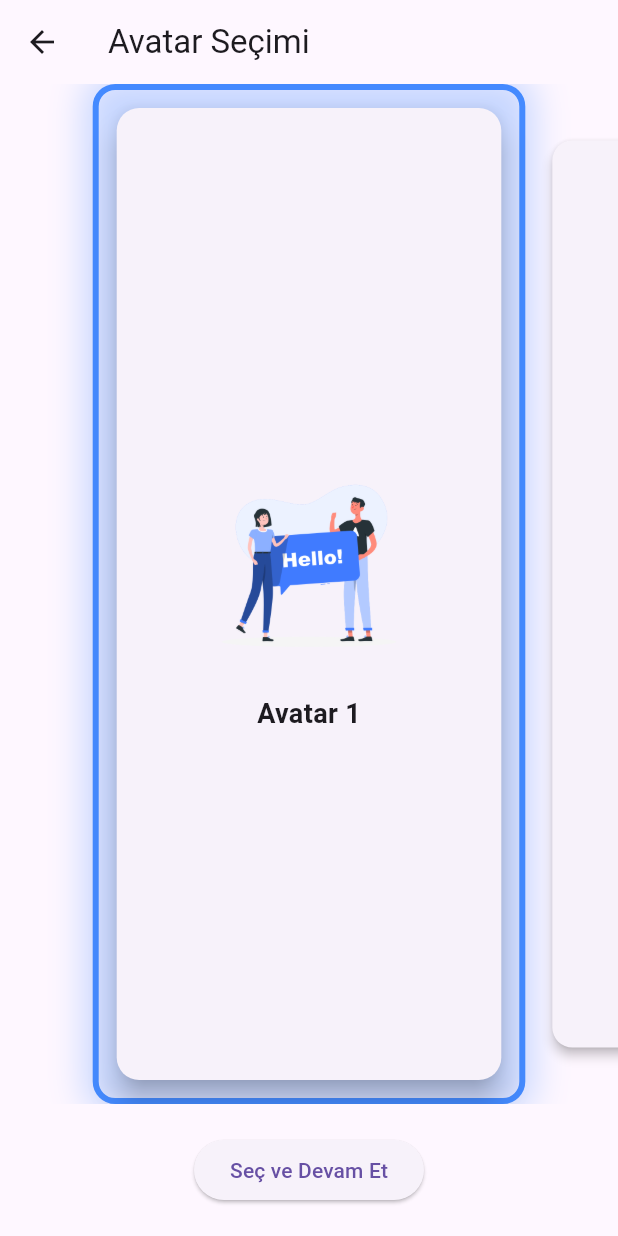
After one commit to elifnurdemir/hi_kod_5proje, a Flutter app: the AvatarSelectionScreen screen opened directly, on a phone screen of 412 x 824 dp. The commit adds this screen. Run offline on Flutter 3.47's test engine with Material 3 defaults, Android fonts, the light colour scheme and no system bars; drawn by our look-alikes of card_swiper; our stand-ins replace confetti, get, get_storage, smooth_page_indicator; missing offline and left inert: bottom_picker; accounts and stored records are empty.

Commit message:
profile setup base structure w/o clean code

```diff
--- a/lib/features/onboarding/presentation/screens/onboarding.dart
+++ b/lib/features/onboarding/presentation/screens/onboarding_screen.dart
@@ -1,6 +1,6 @@
 import 'package:flutter/material.dart';
 import 'package:get/get.dart';
-import 'package:hi_kod_5proje/features/onboarding/presentation/controllers/onboarding_controller.dart';
+import 'package:hi_kod_5proje/features/onboarding/controllers/onboarding_controller.dart';
 import 'package:hi_kod_5proje/features/onboarding/presentation/widgets/onboarding_dot_navigation.dart';
 import 'package:hi_kod_5proje/features/onboarding/presentation/widgets/onboarding_next_button.dart';
 import 'package:hi_kod_5proje/features/onboarding/presentation/widgets/onboarding_page.dart';
--- a/lib/features/onboarding/presentation/widgets/onboarding_dot_navigation.dart
+++ b/lib/features/onboarding/presentation/widgets/onboarding_dot_navigation.dart
@@ -1,5 +1,5 @@
 import 'package:flutter/material.dart';
-import 'package:hi_kod_5proje/features/onboarding/presentation/controllers/onboarding_controller.dart';
+import 'package:hi_kod_5proje/features/onboarding/controllers/onboarding_controller.dart';
 import 'package:hi_kod_5proje/utils/constants/sizes.dart';
 import 'package:hi_kod_5proje/utils/device/device_utility.dart';
 import 'package:smooth_page_indicator/smooth_page_indicator.dart';
--- a/lib/features/onboarding/presentation/widgets/onboarding_next_button.dart
+++ b/lib/features/onboarding/presentation/widgets/onboarding_next_button.dart
@@ -1,5 +1,5 @@
 import 'package:flutter/material.dart';
-import 'package:hi_kod_5proje/features/onboarding/presentation/controllers/onboarding_controller.dart';
+import 'package:hi_kod_5proje/features/onboarding/controllers/onboarding_controller.dart';
 import 'package:hi_kod_5proje/utils/constants/sizes.dart';
 import 'package:hi_kod_5proje/utils/device/device_utility.dart';
 
--- a/lib/features/onboarding/presentation/widgets/onboarding_skip.dart
+++ b/lib/features/onboarding/presentation/widgets/onboarding_skip.dart
@@ -1,5 +1,5 @@
 import 'package:flutter/material.dart';
-import 'package:hi_kod_5proje/features/onboarding/presentation/controllers/onboarding_controller.dart';
+import 'package:hi_kod_5proje/features/onboarding/controllers/onboarding_controller.dart';
 import 'package:hi_kod_5proje/utils/constants/sizes.dart';
 import 'package:hi_kod_5proje/utils/device/device_utility.dart';
 
--- /dev/null
+++ b/lib/features/profile_setup/data/models/user_profile.dart
@@ -0,0 +1,29 @@
+class UserProfile {
+  String firstName;
+  String lastName;
+  int age;
+  String avatarUrl;
+
+  UserProfile({
+    required this.firstName,
+    required this.lastName,
+    required this.age,
+    required this.avatarUrl,
+  });
+
+  Map<String, dynamic> toJson() => {
+        "firstName": firstName,
+        "lastName": lastName,
+        "age": age,
+        "avatarUrl": avatarUrl,
+      };
+
+  factory UserProfile.fromJson(Map<String, dynamic> json) {
+    return UserProfile(
+      firstName: json["firstName"] ?? "",
+      lastName: json["lastName"] ?? "",
+      age: json["age"] ?? 0,
+      avatarUrl: json["avatarUrl"] ?? "",
+    );
+  }
+}
--- /dev/null
+++ b/lib/features/profile_setup/presentation/screens/avatar_selection_screen.dart
@@ -0,0 +1,93 @@
+import 'package:card_swiper/card_swiper.dart';
+import 'package:flutter/material.dart';
+import 'package:get/get.dart';
+import 'package:hi_kod_5proje/features/profile_setup/controllers/profile_setup_controller.dart';
+import 'package:hi_kod_5proje/features/profile_setup/presentation/screens/profile_test.dart';
+
+class AvatarSelectionScreen extends StatefulWidget {
+  @override
+  _AvatarSelectionScreenState createState() => _AvatarSelectionScreenState();
+}
+
+class _AvatarSelectionScreenState extends State<AvatarSelectionScreen> {
+  final ProfileSetupController controller = Get.find();
+  final List<String> avatars = [
+    "assets/images/onboarding_images/onboarding_1.png",
+    "assets/images/onboarding_images/avatar2.png",
+    "assets/images/onboarding_images/avatar3.png",
+    "assets/images/onboarding_images/avatar4.png"
+  ];
+
+  int selectedIndex = 0; // Seçili avatarın indexi
+
+  @override
+  Widget build(BuildContext context) {
+    return Scaffold(
+      appBar: AppBar(title: Text("Avatar Seçimi")),
+      body: Column(
+        mainAxisAlignment: MainAxisAlignment.center,
+        children: [
+          Expanded(
+            child: Swiper(
+              itemCount: avatars.length,
+              itemBuilder: (context, index) {
+                bool isSelected = index == selectedIndex;
+
+                return AnimatedContainer(
+                  duration: Duration(milliseconds: 300),
+                  padding: EdgeInsets.all(isSelected ? 8.0 : 0.0),
+                  decoration: BoxDecoration(
+                    border: Border.all(
+                      color: isSelected ? Colors.blueAccent : Colors.transparent,
+                      width: isSelected ? 4.0 : 0.0,
+                    ),
+                    boxShadow: isSelected
+                        ? [
+                            BoxShadow(
+                              color: Colors.blueAccent.withOpacity(0.3),
+                              blurRadius: 20,
+                              spreadRadius: 5,
+                            ),
+                          ]
+                        : [],
+                    borderRadius: BorderRadius.circular(15),
+                  ),
+                  child: Card(
+                    elevation: isSelected ? 8 : 3,
+                    shape: RoundedRectangleBorder(borderRadius: BorderRadius.circular(15)),
+                    child: Column(
+                      mainAxisAlignment: MainAxisAlignment.center,
+                      children: [
+                        Image.asset(avatars[index], height: 150),
+                        SizedBox(height: 10),
+                        Text("Avatar ${index + 1}", style: TextStyle(fontSize: 18, fontWeight: FontWeight.bold)),
+                      ],
+                    ),
+                  ),
+                );
+              },
+              viewportFraction: 0.7,
+              scale: 0.9,
+              loop: false,
+              onIndexChanged: (index) {
+                setState(() {
+                  selectedIndex = index;
+                });
+              },
+            ),
+          ),
+          SizedBox(height: 20),
+          ElevatedButton(
+            onPressed: () {
+              controller.setAvatar(avatars[selectedIndex]);
+              controller.saveProfile();
+              Get.to(ProfileTestScreen()); // Ana ekrana yönlendir
+            },
+            child: Text("Seç ve Devam Et"),
+          ),
+          SizedBox(height: 20),
+        ],
+      ),
+    );
+  }
+}
--- a/lib/main.dart
+++ b/lib/main.dart
@@ -1,7 +1,7 @@
 import 'package:flutter/material.dart';
 import 'package:get/get.dart';
 import 'package:get_storage/get_storage.dart';
-import 'package:hi_kod_5proje/features/onboarding/presentation/screens/onboarding.dart';
+import 'package:hi_kod_5proje/features/onboarding/presentation/screens/onboarding_screen.dart';
 
 Future<void> main() async {
   // GetX Local Storage
--- /dev/null
+++ b/lib/utils/local_storage/storage_utility.dart
@@ -0,0 +1,33 @@
+import 'package:get_storage/get_storage.dart';
+
+class AppLocalStorage {
+  static final AppLocalStorage _instance = AppLocalStorage._internal();
+
+  factory AppLocalStorage() {
+    return _instance;
+  }
+
+  AppLocalStorage._internal();
+
+  final _storage = GetStorage();
+
+  // Generic method to save data
+  Future<void> saveData<T>(String key, T value) async {
+    await _storage.write(key, value);
+  }
+
+  // Generic method to read data
+  T? readData<T>(String key) {
+    return _storage.read<T>(key);
+  }
+
+  // Generic method to remove data
+  Future<void> removeData(String key) async {
+    await _storage.remove(key);
+  }
+
+  // Clear all data in storage
+  Future<void> clearAll() async {
+    await _storage.erase();
+  }
+}
--- a/pubspec.yaml
+++ b/pubspec.yaml
@@ -14,6 +14,10 @@ dependencies:
   get: ^4.6.6
 
   get_storage: ^2.1.1
+
+  bottom_picker: ^2.11.0
+
+  card_swiper: ^3.0.1
 
   # Utility Packages
   smooth_page_indicator: ^1.1.0
```
Also changed, not shown: lib/features/onboarding/controllers/onboarding_controller.dart (renamed from lib/features/onboarding/presentation/controllers/onboarding_controller.dart, +6 -5 lines), lib/features/profile_setup/controllers/profile_setup_controller.dart (added, +29 -0 lines), lib/features/profile_setup/presentation/screens/profile_test.dart (added, +82 -0 lines), lib/features/profile_setup/presentation/screens/user_info_screen.dart (added, +75 -0 lines), assets/images/onboarding_images/avatar2.png (added), assets/images/onboarding_images/avatar3.png (added), assets/images/onboarding_images/avatar4.png (added), pubspec.lock.
